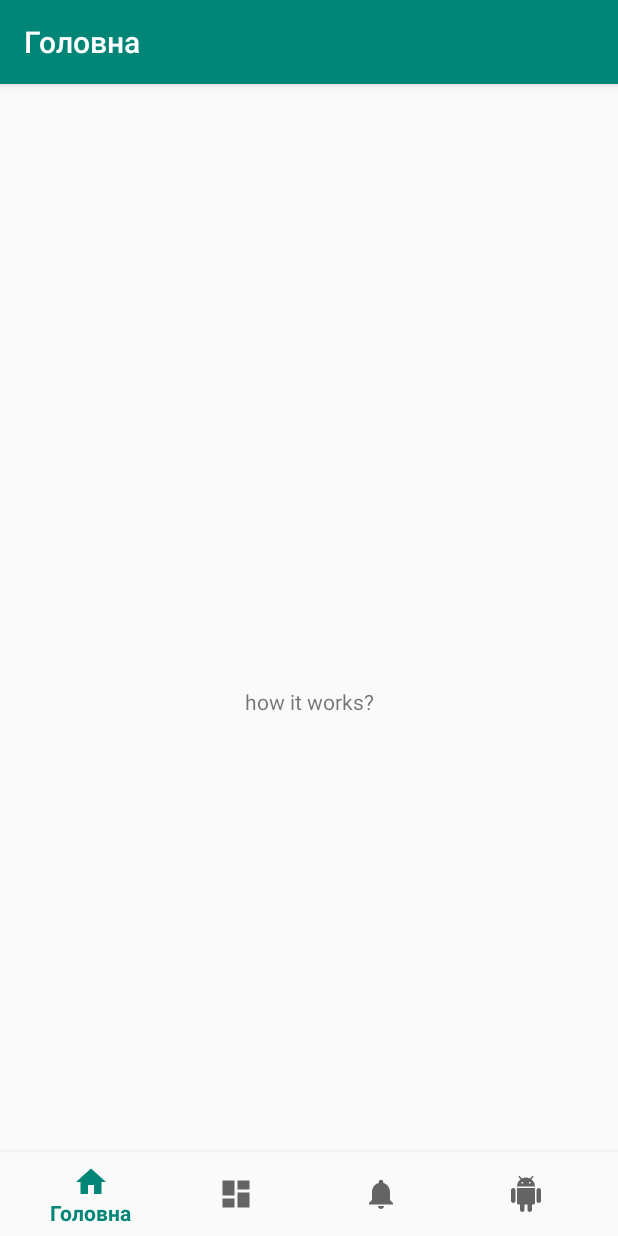
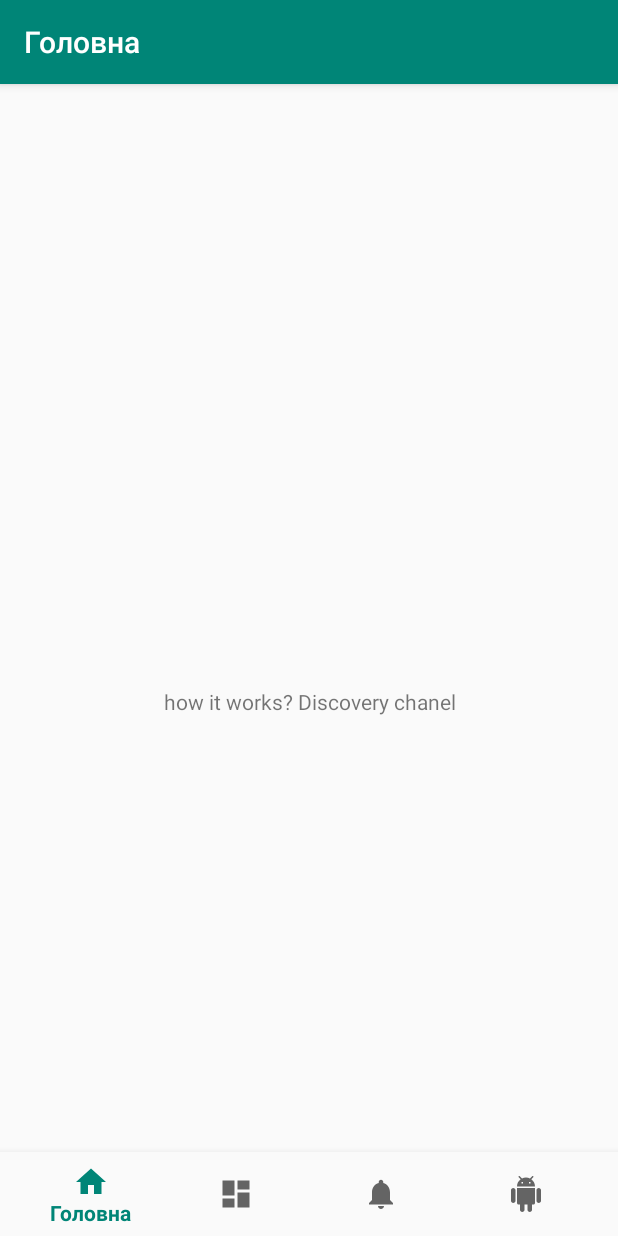
Before and after one commit to PeretsPasha/StereoBank, an Android app: the MainActivity screen opened directly, with no data from a screen before it, on a phone screen of 412 x 824 dp. Run offline under Robolectric (Android 15) with nearby library versions, the phone set to English and light mode, and no system bars; our stand-ins replace navigation-ui.

Commit message:
Discovery

```diff
--- a/app/src/main/res/layout/activity_main.xml
+++ b/app/src/main/res/layout/activity_main.xml
@@ -1,6 +1,7 @@
 <?xml version="1.0" encoding="utf-8"?>
 <androidx.constraintlayout.widget.ConstraintLayout xmlns:android="http://schemas.android.com/apk/res/android"
     xmlns:app="http://schemas.android.com/apk/res-auto"
+    xmlns:tools="http://schemas.android.com/tools"
     android:id="@+id/container"
     android:layout_width="match_parent"
     android:layout_height="match_parent"
@@ -22,10 +23,10 @@
     <TextView
         android:layout_width="match_parent"
         android:layout_height="match_parent"
-        android:text="how it works?"
         android:gravity="center"
+        android:text="how it works? Discovery chanel"
 
-        />
+        tools:layout_editor_absoluteY="56dp" />
 
     <fragment
         android:id="@+id/nav_host_fragment"
```
